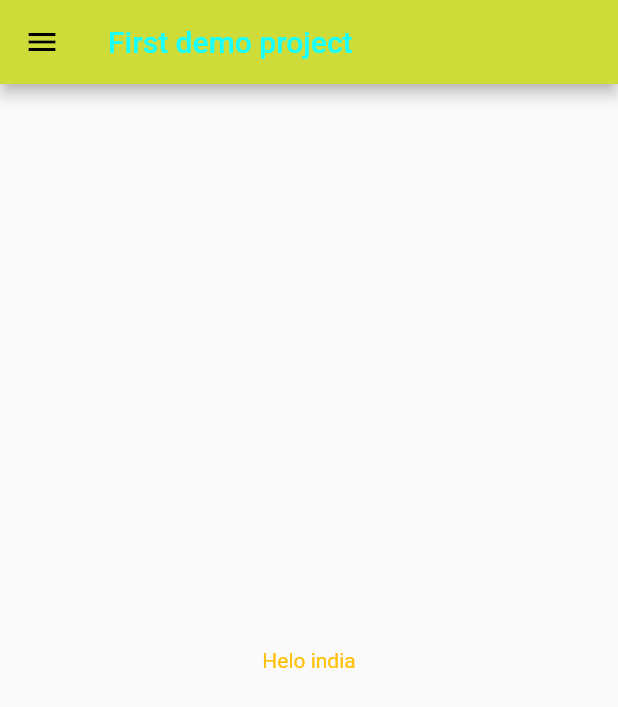
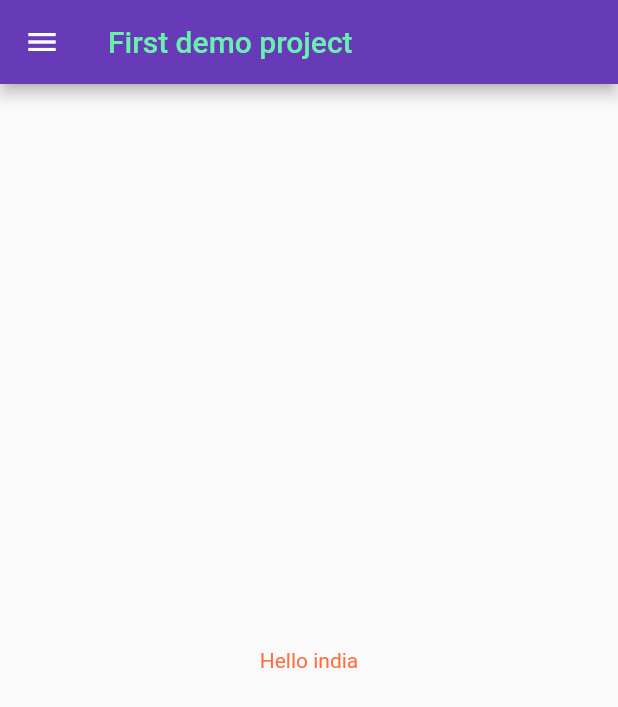
Before and after one commit to Maliajay153/FlutterLearning, a Flutter app: the screen it shows after launch, after a tap on "Login", on a phone screen of 412 x 824 dp. Shown: the top 707 px of the screen. Run offline on Flutter 3.47's test engine with Material 2 defaults, Android fonts, the phone set to English and light mode, and no system bars.

```diff
--- a/lib/main.dart
+++ b/lib/main.dart
@@ -13,11 +13,12 @@ class  MyApp extends StatelessWidget {
   Widget build(BuildContext context) {
     return MaterialApp(
       // home:HomePage(),
+      debugShowCheckedModeBanner: false,
       themeMode: ThemeMode.dark,
       theme: ThemeData(primarySwatch: Colors.cyan),
       darkTheme: ThemeData(
         brightness: Brightness.light,
-        primarySwatch: Colors.lime,
+        primarySwatch: Colors.deepPurple,
       ),
       initialRoute: "/",
       routes: {
--- a/lib/pages/HomePage.dart
+++ b/lib/pages/HomePage.dart
@@ -1,3 +1,4 @@
+import 'package:flutter/gestures.dart';
 import 'package:flutter/material.dart';
 
 class HomePage extends StatelessWidget {
@@ -7,15 +8,37 @@ class HomePage extends StatelessWidget {
   Widget build(BuildContext context) {
     return Scaffold(
       appBar: AppBar(
-        title: Text("First demo project",style: TextStyle(color: Colors.cyanAccent)),
+        title: Text("First demo project",style: TextStyle(color: Colors.greenAccent)),
     ),
       body: Center(
         child: Container(
-          child: Text("Helo india",style: TextStyle(color: Colors.amber)),
+          child: Text("Hello india",style: TextStyle(color: Colors.deepOrangeAccent)),
         ),
       ),
 
-      drawer: Drawer()
+      drawer: Drawer(
+
+        backgroundColor: Colors.deepPurple,
+        child: Column(
+          children: [
+            SizedBox(height: 50),
+            Container(height:150,width: 310, color: Colors.blue,
+              child: Column(
+                children: [
+                  Center(
+                    child: Image.asset(height: 100,width: 120,'assets/Images/Login_image.png'),
+                  ),
+                  SizedBox(height: 20,),
+                  Text("Profile is here",style: TextStyle(fontSize: 20),),
+                ],
+              )
+
+            ),
+          ],
+        ),
+
+
+      ),
     );
   }
 }
--- a/lib/pages/Login_page.dart
+++ b/lib/pages/Login_page.dart
@@ -1,14 +1,19 @@
-import 'package:demoforme/main.dart';
-import 'package:demoforme/pages/HomePage.dart';
+
 import 'package:flutter/material.dart';
 
 
-class  Login_page extends StatelessWidget {
+class  Login_page extends StatefulWidget {
   const Login_page({Key? key}) : super(key: key);
 
   @override
+  State<Login_page> createState() => _Login_pageState();
+}
+
+class _Login_pageState extends State<Login_page> {
+  @override
+  String name = "";
   Widget build(BuildContext context) {
-    return MaterialApp(
+      return MaterialApp(
       home: Material(
         color: Colors.grey,
         child: SingleChildScrollView(
@@ -17,7 +22,7 @@ class  Login_page extends StatelessWidget {
               Image.asset("assets/Images/Login_image.png",fit: BoxFit.cover,),
 
               SizedBox( height : 12),
-              Text("Welcome guys",style: TextStyle(fontSize: 25)),
+              Text("Welcome $name",style: TextStyle(fontSize: 25)),
               SizedBox(height: 12,),
               Padding(
                 padding: const EdgeInsets.symmetric(vertical: 20.0,horizontal: 32.0),
@@ -30,6 +35,10 @@ class  Login_page extends StatelessWidget {
                         "Enter Username",
                         style: TextStyle(fontSize: 20),
                       )),
+                      onChanged: (value) {
+                        name = value;
+                        setState(() {});
+                      },
                     ),
                     TextFormField(
                       obscureText: true,
```
